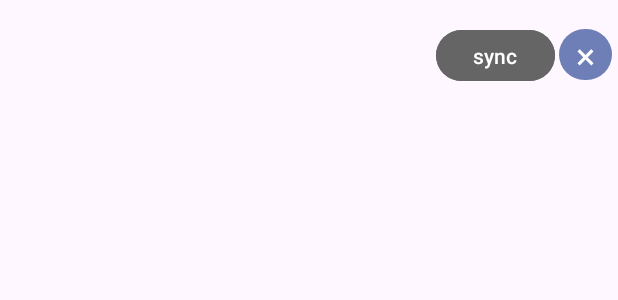
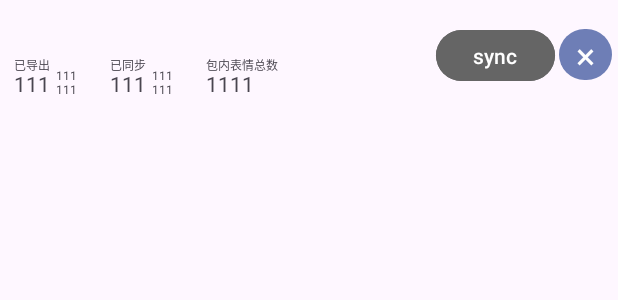
Before and after one commit to std-microblock/TGStickerProvider, an Android app: the layout item_sticker.xml on its own in the app's theme, with its tools: preview values and no code run, on a phone screen of 412 x 824 dp. Shown: the top 300 px of the screen. Run offline under Robolectric (Android 15) with nearby library versions, the phone set to English and light mode, and no system bars.

Commit message:
refactor: improve ui

```diff
--- a/app/src/main/res/layout/item_sticker.xml
+++ b/app/src/main/res/layout/item_sticker.xml
@@ -43,7 +43,7 @@
         <androidx.constraintlayout.widget.ConstraintLayout
             android:layout_width="200dp"
             android:layout_height="match_parent"
-            android:visibility="gone">
+            android:visibility="visible">
 
             <TextView
                 android:layout_width="24dp"
```
